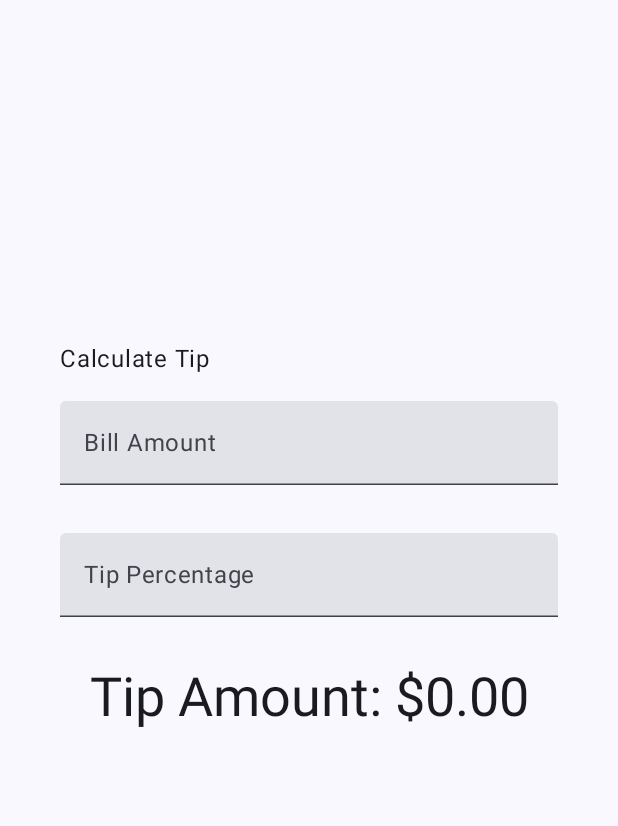
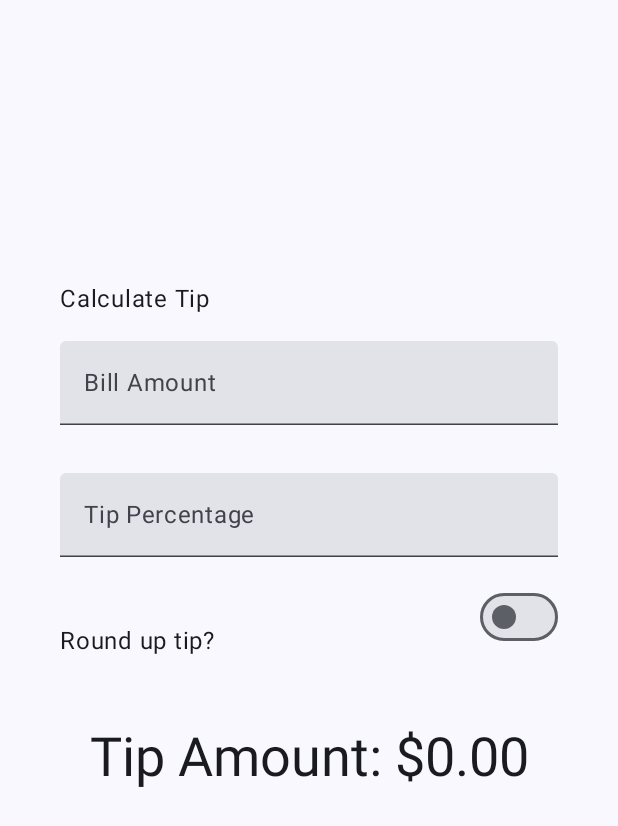
Before and after one commit to Salbrogar/tipCalculator, an Android app built with Jetpack Compose: the screen it shows after launch (MainActivity), on a phone screen of 412 x 824 dp. Shown: the top 826 px of the screen. Run offline under Robolectric (Android 15) with nearby library versions, the phone set to English and light mode, and no system bars.

Commit message:
Añadido interruptor redondeo

```diff
--- a/app/src/main/java/com/example/tipcalculator/MainActivity.kt
+++ b/app/src/main/java/com/example/tipcalculator/MainActivity.kt
@@ -22,16 +22,20 @@ import androidx.activity.enableEdgeToEdge
 import androidx.annotation.StringRes
 import androidx.compose.foundation.layout.Arrangement
 import androidx.compose.foundation.layout.Column
+import androidx.compose.foundation.layout.Row
 import androidx.compose.foundation.layout.Spacer
 import androidx.compose.foundation.layout.fillMaxSize
 import androidx.compose.foundation.layout.fillMaxWidth
 import androidx.compose.foundation.layout.height
 import androidx.compose.foundation.layout.padding
 import androidx.compose.foundation.layout.safeDrawingPadding
+import androidx.compose.foundation.layout.size
 import androidx.compose.foundation.layout.statusBarsPadding
+import androidx.compose.foundation.layout.wrapContentWidth
 import androidx.compose.foundation.text.KeyboardOptions
 import androidx.compose.material3.MaterialTheme
 import androidx.compose.material3.Surface
+import androidx.compose.material3.Switch
 import androidx.compose.material3.Text
 import androidx.compose.material3.TextField
 import androidx.compose.runtime.Composable
@@ -69,10 +73,11 @@ class MainActivity : ComponentActivity() {
 fun TipTimeLayout() {
     var amountInput by remember { mutableStateOf("") }
     var tipInput by remember { mutableStateOf("") }
+    var roundUp by remember { mutableStateOf(false) }
 
     val amount = amountInput.toDoubleOrNull() ?: 0.0
     val tipPercent = tipInput.toDoubleOrNull() ?: 0.0
-    val tip = calculateTip(amount, tipPercent)
+    val tip = calculateTip(amount, tipPercent, roundUp)
 
     Column(
         modifier = Modifier
@@ -108,7 +113,14 @@ fun TipTimeLayout() {
             ),
             value = tipInput,
             onValueChange = { tipInput = it },
-            modifier = Modifier.padding(bottom = 32.dp).fillMaxWidth()
+            modifier = Modifier
+                .padding(bottom = 32.dp)
+                .fillMaxWidth()
+        )
+        RoundTheTipRow(
+            roundUp = roundUp,
+            onRoundUpChanged = { roundUp = it },
+            modifier = Modifier.padding(bottom = 32.dp)
         )
         Text(
             text = stringResource(R.string.tip_amount, tip),
@@ -136,13 +148,42 @@ fun EditNumberField(
     )
 }
 
+@Composable
+fun RoundTheTipRow(
+    roundUp: Boolean,
+    onRoundUpChanged: (Boolean) -> Unit,
+    modifier: Modifier = Modifier
+) {
+    Row(
+        modifier = modifier
+            .fillMaxWidth()
+            .size(48.dp),
+        verticalAlignment = Alignment.CenterVertically
+    ) {
+        Text(text = stringResource(R.string.round_up_tip))
+        Switch(
+            modifier = modifier
+                .fillMaxWidth()
+                .wrapContentWidth(Alignment.End),
+            checked = roundUp,
+            onCheckedChange = onRoundUpChanged,
+        )
+    }
+}
+
 /**
  * Calculates the tip based on the user input and format the tip amount
  * according to the local currency.
  * Example would be "$10.00".
  */
-private fun calculateTip(amount: Double, tipPercent: Double = 15.0): String {
-    val tip = tipPercent / 100 * amount
+private fun calculateTip(
+    amount: Double, tipPercent: Double = 15.0,
+    roundUp: Boolean
+): String {
+    var tip = tipPercent / 100 * amount
+    if (roundUp) {
+        tip = kotlin.math.ceil(tip)
+    }
     return NumberFormat.getCurrencyInstance().format(tip)
 }
 
```
